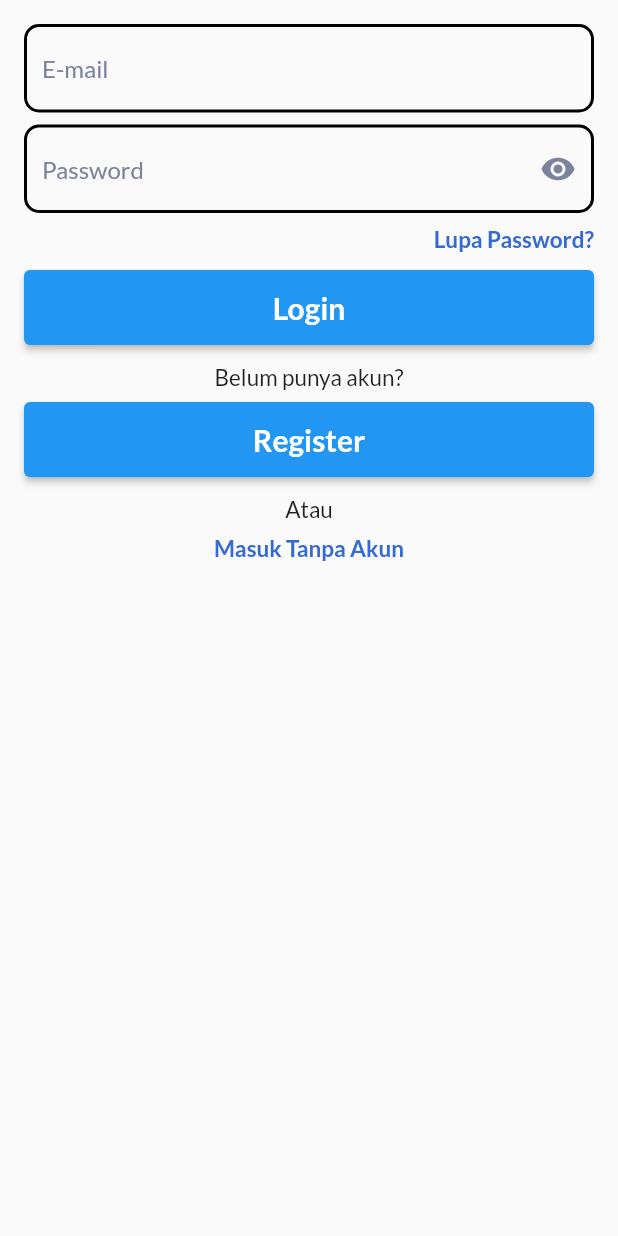
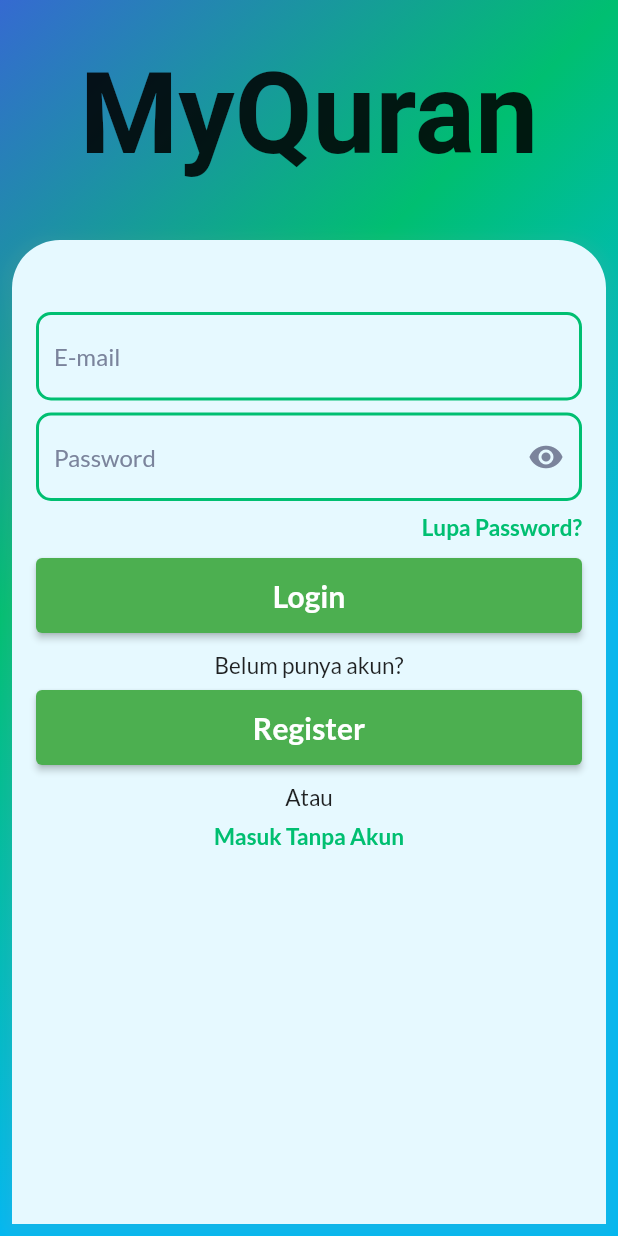
Before and after one commit to rizkiazka99/Al-Quran-App, a Flutter app: the screen it shows after launch, on a phone screen of 412 x 824 dp. Run offline on Flutter 3.47's test engine with Material 2 defaults, Android fonts, the phone set to English and light mode, and no system bars; our stand-ins replace audioplayers, dio, firebase_auth, firebase_core, get, google_fonts and 1 more; accounts and stored records are empty; Roboto replaces fonts that are missing (Iceland).

Commit message:
update progress

```diff
--- a/lib/main.dart
+++ b/lib/main.dart
@@ -19,7 +19,7 @@ class MyApp extends StatelessWidget {
       debugShowCheckedModeBanner: false,
       title: 'Al-Quran App',
       theme: ThemeData(
-        primarySwatch: Colors.blue,
+        primarySwatch: Colors.green,
       ),
       initialRoute: LoginScreenViewRoute,
       getPages: AppPages.pages,
--- a/lib/modules/view/auth/login_screen.dart
+++ b/lib/modules/view/auth/login_screen.dart
@@ -19,12 +19,53 @@ class _LoginScreenState extends State<LoginScreen> {
 
   @override
   Widget build(BuildContext context) {
-    return Scaffold(
+    return Container(
+      decoration: const BoxDecoration(
+        gradient: LinearGradient(
+          begin: Alignment.topLeft,
+          colors: [contextBlue, contextGreen, contextBlueLight]
+        )
+      ),
+      child: Scaffold(
+        backgroundColor: Colors.transparent,
         body: SafeArea(
-        child: Container(
+          child: SizedBox(
             width: MediaQuery.of(context).size.width,
             height: MediaQuery.of(context).size.height,
-          padding: const EdgeInsets.all(16),
+            child: Column(
+              children: [
+                Container(
+                  margin: const EdgeInsets.all(32),
+                  child: Text(
+                    'MyQuran',
+                    style: GoogleFonts.iceland(
+                      fontSize: 75,
+                      fontWeight: FontWeight.bold
+                    ),
+                  ),
+                ),
+                Expanded(
+                  flex: 1,
+                  child: Container(
+                    height: MediaQuery.of(context).size.height / 8,
+                    width: MediaQuery.of(context).size.width,
+                    margin: const EdgeInsets.all(8),
+                    padding: const EdgeInsets.fromLTRB(16, 48, 16, 16),
+                    decoration: BoxDecoration(
+                      borderRadius: const BorderRadius.only(
+                        topLeft: Radius.circular(32),
+                        topRight: Radius.circular(32)
+                      ),
+                      color: paleBlueLight,
+                      boxShadow: [
+                        BoxShadow(
+                          color: Colors.grey.withOpacity(0.1),
+                          spreadRadius: 5,
+                          blurRadius: 7,
+                          offset: const Offset(0, 3)
+                        )
+                      ]
+                    ),
                     child: Column(
                       children: [
                         AuthenticationForm(
@@ -33,6 +74,7 @@ class _LoginScreenState extends State<LoginScreen> {
                           controller: controller.emailController,
                           hintText: 'E-mail',
                           obscureText: false,
+                          focusedColor: contextGreen,
                           validator: (value) {
                             if (value!.isEmpty) {
                               return 'E-mail tidak boleh kosong';
@@ -50,6 +92,7 @@ class _LoginScreenState extends State<LoginScreen> {
                           controller: controller.passwordController,
                           hintText: 'Password',
                           obscureText: controller.isNotVisible,
+                          focusedColor: contextGreen,
                           suffixIcon: IconButton(
                             onPressed: () {
                               controller.showAndHidePassword();
@@ -72,7 +115,8 @@ class _LoginScreenState extends State<LoginScreen> {
                           children: [
                             AuthenticationTextButton(
                               onTap: () {},
-                    buttonText: 'Lupa Password?'
+                              buttonText: 'Lupa Password?',
+                              buttonColor: contextGreen,
                             ),
                           ],
                         ),
@@ -109,9 +153,15 @@ class _LoginScreenState extends State<LoginScreen> {
                           onTap: () {
                             Get.toNamed(HomeScreenViewRoute);
                           },
-                buttonText: 'Masuk Tanpa Akun'
+                          buttonText: 'Masuk Tanpa Akun',
+                          buttonColor: contextGreen,
                         )
                       ],
+                    ),
+                  ),
+                ),
+              ],
+            ),
           ),
         ),
       ),
--- a/lib/modules/widget/authentication_button.dart
+++ b/lib/modules/widget/authentication_button.dart
@@ -36,11 +36,13 @@ class AuthenticationButton extends StatelessWidget {
 class AuthenticationTextButton extends StatelessWidget {
   final void Function() onTap;
   final String buttonText;
+  Color? buttonColor;
 
-  const AuthenticationTextButton({
+  AuthenticationTextButton({
     Key? key,
     required this.onTap,
-    required this.buttonText
+    required this.buttonText,
+    this.buttonColor
   }) : super(key: key);
 
   @override
@@ -53,7 +55,7 @@ class AuthenticationTextButton extends StatelessWidget {
           style: GoogleFonts.lato(
               fontSize: 15,
               fontWeight: FontWeight.bold,
-              color: contextBlue
+              color: buttonColor
             ),
         ),
       ),
--- a/lib/modules/widget/authentication_form.dart
+++ b/lib/modules/widget/authentication_form.dart
@@ -11,6 +11,7 @@ class AuthenticationForm extends StatefulWidget {
   final bool obscureText;
   final String? Function(String?) validator;
   final Widget? suffixIcon;
+  final Color focusedColor;
 
   const AuthenticationForm({
     Key? key,
@@ -20,7 +21,8 @@ class AuthenticationForm extends StatefulWidget {
     required this.hintText,
     required this.obscureText,
     required this.validator,
-    this.suffixIcon
+    this.suffixIcon,
+    this.focusedColor = Colors.black
   }) : super(key: key);
 
   @override
@@ -43,15 +45,15 @@ class _AuthenticationFormState extends State<AuthenticationForm> {
           hintStyle: GoogleFonts.lato(color: textGrey),
           enabledBorder: OutlineInputBorder(
             borderRadius: BorderRadius.circular(10.0),
-            borderSide: const BorderSide(
-              color: Colors.black,
+            borderSide: BorderSide(
+              color: widget.focusedColor,
               width: 2.0
             )
           ),
           focusedBorder: OutlineInputBorder(
             borderRadius: BorderRadius.circular(10.0),
-            borderSide: const BorderSide(
-              color: Colors.black, width: 2.0
+            borderSide: BorderSide(
+              color: widget.focusedColor, width: 2.0
             )
           ),
           errorBorder: OutlineInputBorder(
```
Lines whose indentation alone changed are shown as unchanged.
